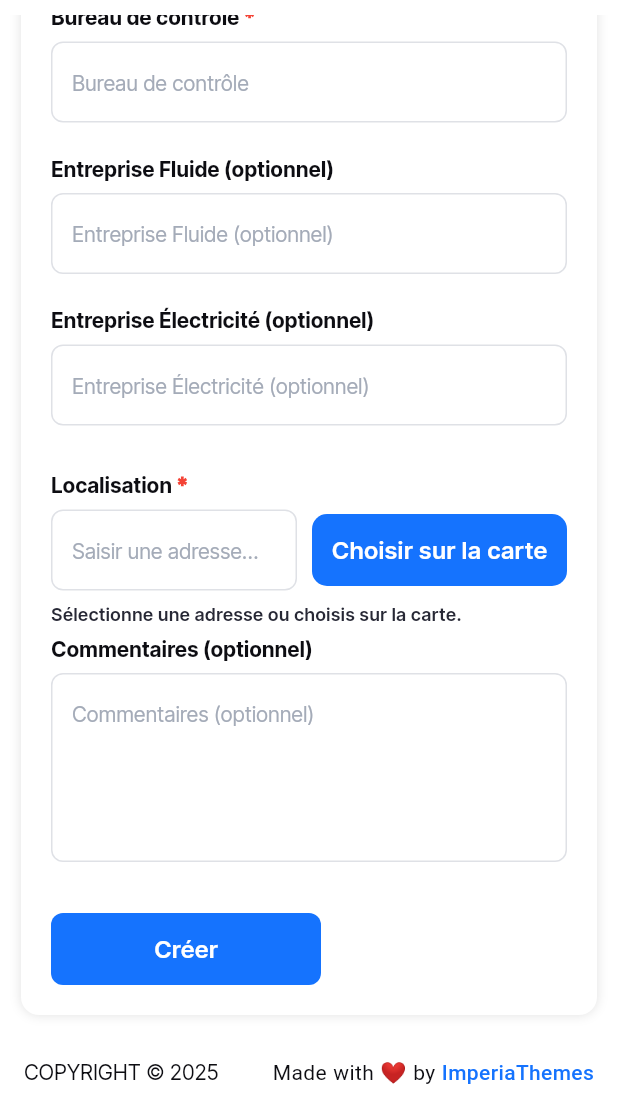
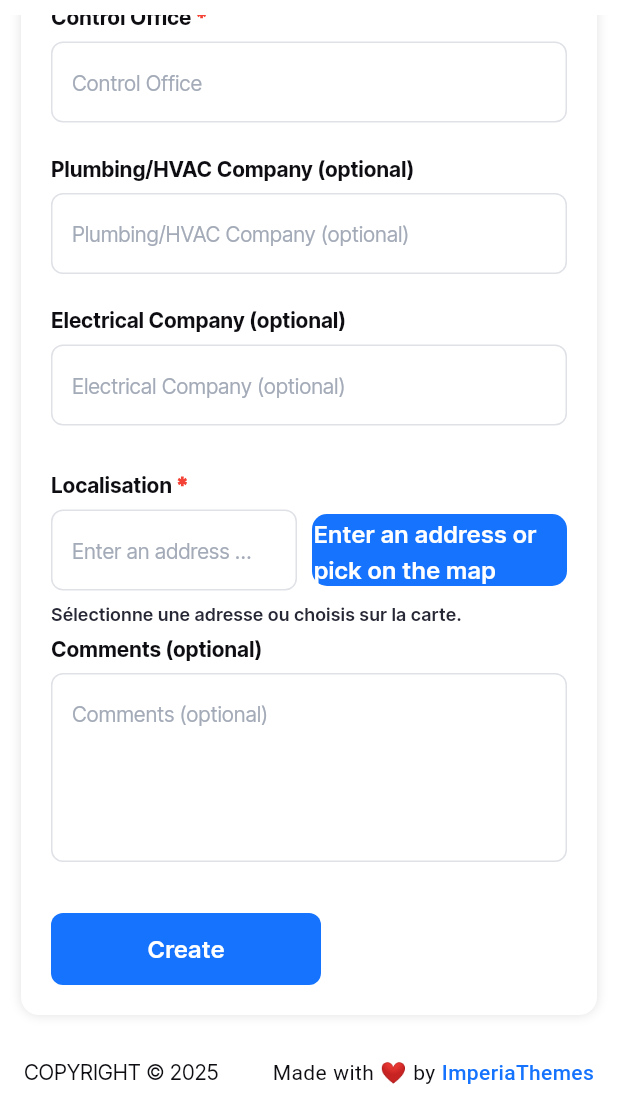
Before and after one commit to hadilibnhajfraj/Projet_flutter, a Flutter app: the ProjectFormScreen screen opened by its route, scrolled down 1582 dp, on a phone screen of 412 x 824 dp, the part 128-1236 px from its top. Run offline on Flutter 3.47's test engine with Material 3 defaults, Android fonts, the phone set to English and light mode, and no system bars; our stand-ins replace cached_network_image, carousel_slider, dio, file_picker, fl_chart, flutter_colorpicker and 16 more; missing offline and left inert: appflowy_board, country_flags, expansion_widget, syncfusion_flutter_maps; accounts and stored records are empty; network calls fail.

Commit message:
corriger francais to angalis

```diff
--- a/lib/forms/view/ProjectCommentScreen.dart
+++ b/lib/forms/view/ProjectCommentScreen.dart
@@ -185,7 +185,7 @@ class _ProjectCommentScreenState extends State<ProjectCommentScreen> {
     final txt = _commentCtrl.text.trim();
     if (txt.isEmpty) {
       ScaffoldMessenger.of(context).showSnackBar(
-        const SnackBar(content: Text("Le commentaire est vide")),
+        const SnackBar(content: Text("Comment is empty")),
       );
       return;
     }
@@ -198,12 +198,12 @@ class _ProjectCommentScreenState extends State<ProjectCommentScreen> {
 
       if (!mounted) return;
       ScaffoldMessenger.of(context).showSnackBar(
-        const SnackBar(content: Text("Commentaire envoyé ✅")),
+        const SnackBar(content: Text("Comment posted ✅")),
       );
     } catch (e) {
       if (!mounted) return;
       ScaffoldMessenger.of(context).showSnackBar(
-        SnackBar(content: Text("Erreur envoi : $e")),
+        SnackBar(content: Text("Load error : $e")),
       );
     } finally {
       if (mounted) setState(() => _sending = false);
@@ -499,21 +499,21 @@ class _ProjectCommentScreenState extends State<ProjectCommentScreen> {
                 child: Column(
                   crossAxisAlignment: CrossAxisAlignment.start,
                   children: [
-                    _roField("Nom du Projet", c.nomProjet),
-                    _roField("Date de Démarrage", c.dateDemarrage),
-                    _roField("Statut du Projet", c.statut),
-                    _roField("Type + Adresse Chantier", c.typeAdresseChantier),
-                    _roField("Ingénieur Responsable", c.ingenieurResponsable),
-                    _roField("Téléphone Ingénieur", c.telephoneIngenieur),
-                    _roField("Architecte", c.architecte),
-                    _roField("Téléphone Architecte", c.telephoneArchitecte),
-                    _roField("Entreprise", c.entreprise),
-                    _roField("Promoteur", c.promoteur),
-                    _roField("Bureau d’étude", c.bureauEtude),
-                    _roField("Bureau de contrôle", c.bureauControle),
-                    _roField("Entreprise Fluide", c.entrepriseFluide),
-                    _roField("Entreprise Électricité", c.entrepriseElectricite),
-                    _roField("Localisation (Adresse)", c.localisationAdresse),
+                    _roField("Project Name", c.nomProjet),
+                    _roField("Start Date", c.dateDemarrage),
+                    _roField("Project Status", c.statut),
+                    _roField("Site Type + Address", c.typeAdresseChantier),
+                    _roField("Responsible Engineer", c.ingenieurResponsable),
+                    _roField("Engineer Phone", c.telephoneIngenieur),
+                    _roField("Architect", c.architecte),
+                    _roField("Architect Phone", c.telephoneArchitecte),
+                    _roField("Company", c.entreprise),
+                    _roField("Developer", c.promoteur),
+                    _roField("Design Office", c.bureauEtude),
+                    _roField("Control Office", c.bureauControle),
+                    _roField("Plumbing/HVAC Company", c.entrepriseFluide),
+                    _roField("Electrical Company", c.entrepriseElectricite),
+                    _roField("Location (Address)", c.localisationAdresse),
 
                     const SizedBox(height: 12),
 
--- a/lib/forms/view/project_form_screen.dart
+++ b/lib/forms/view/project_form_screen.dart
@@ -115,7 +115,7 @@ class _ProjectFormScreenState extends State<ProjectFormScreen> {
                         isMobile: isMobile,
                         left: _field(
                           theme: theme,
-                          title: "Nom du Projet",
+                          title: "Project Name",
                           controller: c.nomProjet,
                           validator: (v) => c.requiredValidator(v, "Nom du Projet"),
                         ),
@@ -123,7 +123,7 @@ class _ProjectFormScreenState extends State<ProjectFormScreen> {
                           id: 'dateDemarrage',
                           builder: (_) => _dateField(
                             theme: theme,
-                            title: "Date de Démarrage",
+                            title: "Start Date",
                             controller: c.dateDemarrage,
                             validator: (v) => c.requiredValidator(v, "Date de Démarrage"),
                           ),
@@ -137,13 +137,13 @@ class _ProjectFormScreenState extends State<ProjectFormScreen> {
                         isMobile: isMobile,
                         left: _field(
                           theme: theme,
-                          title: "Type de projet (optionnel)",
+                          title: "Project Type (optional)",
                           controller: c.typeProjet,
                           validator: null,
                         ),
                         right: _field(
                           theme: theme,
-                          title: "Type + Adresse du Chantier",
+                          title: "Site Type + Address",
                           controller: c.typeAdresseChantier,
                           validator: (v) => c.requiredValidator(v, "Type + Adresse"),
                         ),
@@ -155,7 +155,7 @@ class _ProjectFormScreenState extends State<ProjectFormScreen> {
                         left: _validationDropdown(theme),
                         right: _field(
                           theme: theme,
-                          title: "Pourcentage de réussite (0 - 100)",
+                          title: "Success Rate (0 - 100)",
                           controller: c.pourcentageReussite,
                           validator: c.percentValidator,
                           keyboardType: const TextInputType.numberWithOptions(decimal: true),
@@ -165,7 +165,7 @@ class _ProjectFormScreenState extends State<ProjectFormScreen> {
                       // ✅ surface
                       _field(
                         theme: theme,
-                        title: "Surface prospectée (m²) (optionnel)",
+                        title: "Prospected Area (m²) (optional)",
                         controller: c.surfaceProspectee,
                         validator: c.surfaceValidator,
                         keyboardType: const TextInputType.numberWithOptions(decimal: true),
@@ -175,13 +175,13 @@ class _ProjectFormScreenState extends State<ProjectFormScreen> {
                         isMobile: isMobile,
                         left: _field(
                           theme: theme,
-                          title: "Ingénieur Responsable",
+                          title: "Responsible Engineer",
                           controller: c.ingenieurResponsable,
                           validator: (v) => c.requiredValidator(v, "Ingénieur Responsable"),
                         ),
                         right: _field(
                           theme: theme,
-                          title: "Téléphone Ingénieur",
+                          title: "Engineer Phone",
                           controller: c.telephoneIngenieur,
                           validator: (v) => c.phoneValidator(v, "Téléphone Ingénieur"),
                           keyboardType: TextInputType.phone,
@@ -192,13 +192,13 @@ class _ProjectFormScreenState extends State<ProjectFormScreen> {
                         isMobile: isMobile,
                         left: _field(
                           theme: theme,
-                          title: "Architecte",
+                          title: "Architect",
                           controller: c.architecte,
                           validator: (v) => c.requiredValidator(v, "Architecte"),
                         ),
                         right: _field(
                           theme: theme,
-                          title: "Téléphone Architecte",
+                          title: "Architect Phone",
                           controller: c.telephoneArchitecte,
                           validator: (v) => c.phoneValidator(v, "Téléphone Architecte"),
                           keyboardType: TextInputType.phone,
@@ -207,25 +207,25 @@ class _ProjectFormScreenState extends State<ProjectFormScreen> {
 
                       _field(
                         theme: theme,
-                        title: "Entreprise",
+                        title: "Company",
                         controller: c.entreprise,
                         validator: (v) => c.requiredValidator(v, "Entreprise"),
                       ),
                       _field(
                         theme: theme,
-                        title: "Promoteur",
+                        title: "Developer",
                         controller: c.promoteur,
                         validator: (v) => c.requiredValidator(v, "Promoteur"),
                       ),
                       _field(
                         theme: theme,
-                        title: "Bureau d’étude",
+                        title: "Design Office",
                         controller: c.bureauEtude,
                         validator: (v) => c.requiredValidator(v, "Bureau d’étude"),
                       ),
                       _field(
                         theme: theme,
-                        title: "Bureau de contrôle",
+                        title: "Control Office",
                         controller: c.bureauControle,
                         validator: (v) => c.requiredValidator(v, "Bureau de contrôle"),
                       ),
@@ -234,13 +234,13 @@ class _ProjectFormScreenState extends State<ProjectFormScreen> {
                         isMobile: isMobile,
                         left: _field(
                           theme: theme,
-                          title: "Entreprise Fluide (optionnel)",
+                          title: "Plumbing/HVAC Company (optional)",
                           controller: c.entrepriseFluide,
                           validator: null,
                         ),
                         right: _field(
                           theme: theme,
-                          title: "Entreprise Électricité (optionnel)",
+                          title: "Electrical Company (optional)",
                           controller: c.entrepriseElectricite,
                           validator: null,
                         ),
@@ -251,7 +251,7 @@ class _ProjectFormScreenState extends State<ProjectFormScreen> {
 
                       _field(
                         theme: theme,
-                        title: "Commentaires (optionnel)",
+                        title: "Comments (optional)",
                         controller: c.commentaireCtrl,
                         validator: null,
                         keyboardType: TextInputType.multiline,
@@ -264,7 +264,7 @@ class _ProjectFormScreenState extends State<ProjectFormScreen> {
                         borderRadius: 8,
                         width: 180,
                         onPressed: _submit,
-                        text: _projectId == null ? "Créer" : "Mettre à jour",
+                        text: _projectId == null ? "Create" : "Update",
                       ),
                     ],
                   ),
@@ -425,7 +425,7 @@ class _ProjectFormScreenState extends State<ProjectFormScreen> {
                 validator: (v) => c.requiredValidator(v, "Localisation"),
                 decoration: inputDecoration(
                   context,
-                  hintText: "Saisir une adresse ou choisir sur la carte",
+                  hintText: "Enter an address or pick on the map",
                 ),
               ),
             ),
@@ -434,7 +434,7 @@ class _ProjectFormScreenState extends State<ProjectFormScreen> {
               borderRadius: 10,
               width: 170,
               onPressed: _pickLocation,
-              text: "Choisir sur la carte",
+              text: "Enter an address or pick on the map",
             ),
           ],
         ),
```
